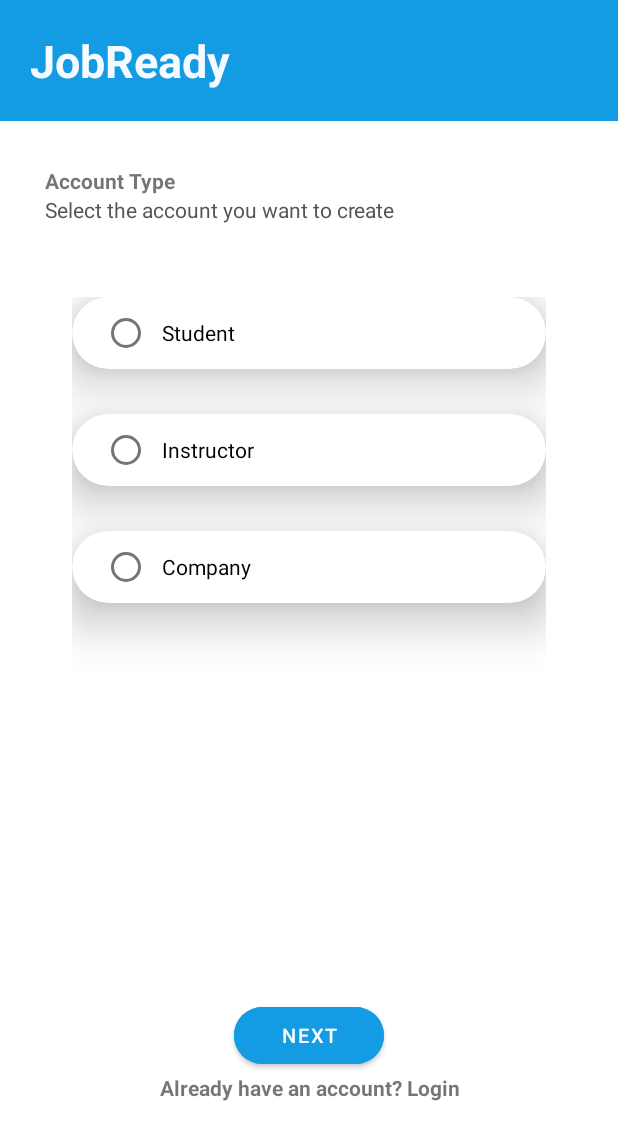
After one commit to MarilynHb/JobReadyDraft, an Android app: the layout activity_account_type.xml on its own in the app's theme, with its tools: preview values and no code run, on a phone screen of 412 x 824 dp. The commit adds this screen. Shown: the top 1140 px of the screen. Run offline under Robolectric (Android 15) with nearby library versions, the phone set to English and light mode, and no system bars.

Commit message:
add activity_account_type.xml.xml

```diff
--- a/app/src/main/AndroidManifest.xml
+++ b/app/src/main/AndroidManifest.xml
@@ -1,6 +1,6 @@
 <?xml version="1.0" encoding="utf-8"?>
 <manifest xmlns:android="http://schemas.android.com/apk/res/android"
-    xmlns:tools="http://schemas.android.com/tools">
+    xmlns:tools="http://schemas.android.com/tools" >
 
     <application
         android:allowBackup="true"
@@ -10,10 +10,10 @@
         android:label="@string/app_name"
         android:supportsRtl="true"
         android:theme="@style/Theme.JobReadyDraft"
-        tools:targetApi="31">
+        tools:targetApi="31" >
         <activity
             android:name=".MainActivity"
-            android:exported="true">
+            android:exported="true" >
             <intent-filter>
                 <action android:name="android.intent.action.MAIN" />
 
--- /dev/null
+++ b/app/src/main/java/com/example/jobreadydraft/AccountTypeActivity.java
@@ -0,0 +1,4 @@
+package com.example.jobreadydraft;
+
+public class AccountTypeActivity {
+}
--- /dev/null
+++ b/app/src/main/res/drawable/ic_baseline_check_circle_outline_24.xml
@@ -0,0 +1,5 @@
+<vector android:height="24dp" android:tint="#139BE4"
+    android:viewportHeight="24" android:viewportWidth="24"
+    android:width="24dp" xmlns:android="http://schemas.android.com/apk/res/android">
+    <path android:fillColor="@android:color/white" android:pathData="M16.59,7.58L10,14.17l-3.59,-3.58L5,12l5,5 8,-8zM12,2C6.48,2 2,6.48 2,12s4.48,10 10,10 10,-4.48 10,-10S17.52,2 12,2zM12,20c-4.42,0 -8,-3.58 -8,-8s3.58,-8 8,-8 8,3.58 8,8 -3.58,8 -8,8z"/>
+</vector>
--- /dev/null
+++ b/app/src/main/res/layout/activity_account_type.xml
@@ -0,0 +1,134 @@
+<?xml version="1.0" encoding="utf-8"?>
+<LinearLayout
+    xmlns:android="http://schemas.android.com/apk/res/android"
+    xmlns:app="http://schemas.android.com/apk/res-auto"
+    xmlns:tools="http://schemas.android.com/tools"
+    android:layout_width="match_parent"
+    android:layout_height="match_parent"
+    android:orientation="vertical"
+    tools:context=".LoginActivity">
+
+    <com.google.android.material.navigation.NavigationView
+        android:layout_width="match_parent"
+        android:layout_height="wrap_content"
+        android:minHeight="20dp"
+        android:background="@color/celestial_blue"
+        android:padding="20dp">
+
+        <TextView
+            android:layout_width="match_parent"
+            android:layout_height="match_parent"
+            android:text="@string/app_name"
+            android:textColor="@color/alice_blue"
+            android:textSize="30dp"
+            android:textStyle="bold"/>
+
+    </com.google.android.material.navigation.NavigationView>
+
+
+    <LinearLayout
+        android:layout_width="match_parent"
+        android:layout_height="wrap_content"
+        android:layout_gravity="center_horizontal"
+        android:orientation="vertical"
+        android:layout_marginTop="30dp">
+
+        <TextView
+            android:layout_width="match_parent"
+            android:layout_height="wrap_content"
+            android:layout_marginLeft="30dp"
+            android:text="Account Type"
+            android:textStyle="bold"/>
+
+        <TextView
+            android:layout_width="match_parent"
+            android:layout_height="20dp"
+            android:layout_marginLeft="30dp"
+            android:text="Select the account you want to create"
+            android:textColor="@color/davy_gray"
+            />
+
+    </LinearLayout>
+
+    <RadioGroup
+        android:layout_width="match_parent"
+        android:layout_height="346dp"
+        android:layout_margin="40dp"
+        android:layout_marginLeft="20dp"
+        android:padding="8dp">
+
+        <androidx.cardview.widget.CardView
+            android:layout_width="match_parent"
+            android:layout_height="wrap_content"
+            android:background="@drawable/custom_edittext"
+            app:cardCornerRadius="30dp"
+            app:cardElevation="20dp">
+
+            <RadioButton
+                android:id="@+id/accountTypeStudent"
+                android:layout_width="match_parent"
+                android:layout_height="match_parent"
+                android:layout_marginLeft="20dp"
+                android:padding="8dp"
+                android:text="Student" />
+        </androidx.cardview.widget.CardView>
+
+        <androidx.cardview.widget.CardView
+            android:layout_width="match_parent"
+            android:layout_height="wrap_content"
+            android:layout_marginTop="30dp"
+            android:background="@drawable/custom_edittext"
+            app:cardCornerRadius="30dp"
+            app:cardElevation="20dp">
+
+            <RadioButton
+                android:id="@+id/accountTypeInstructor"
+                android:layout_width="match_parent"
+                android:layout_height="match_parent"
+                android:layout_marginLeft="20dp"
+                android:padding="8dp"
+                android:text="Instructor" />
+        </androidx.cardview.widget.CardView>
+
+        <androidx.cardview.widget.CardView
+            android:layout_width="match_parent"
+            android:layout_height="wrap_content"
+            android:layout_marginTop="30dp"
+            android:background="@drawable/custom_edittext"
+            app:cardCornerRadius="30dp"
+            app:cardElevation="20dp">
+
+            <RadioButton
+                android:id="@+id/accountTypeCompany"
+                android:layout_width="match_parent"
+                android:layout_height="match_parent"
+                android:layout_marginLeft="20dp"
+                android:padding="8dp"
+                android:text="Company" />
+        </androidx.cardview.widget.CardView>
+    </RadioGroup>
+
+    <LinearLayout
+        android:layout_width="match_parent"
+        android:layout_height="match_parent"
+        android:orientation="vertical"
+        android:gravity="center">
+
+        <Button
+            android:id="@+id/loginButton"
+            android:layout_width="100dp"
+            android:layout_height="50dp"
+            android:backgroundTint="@color/celestial_blue"
+            android:text="Next"
+            android:textSize="13sp"
+            app:cornerRadius="20dp" />
+        <TextView
+            android:layout_width="match_parent"
+            android:layout_height="wrap_content"
+            android:text="Already have an account? Login"
+            android:textAlignment="center"
+            android:textSize="14sp"
+            android:textStyle="bold"/>
+
+    </LinearLayout>
+</LinearLayout>
--- a/app/src/main/res/values/strings.xml
+++ b/app/src/main/res/values/strings.xml
@@ -1,3 +1,12 @@
 <resources>
     <string name="app_name">JobReady</string>
+    <string name="title_activity_login2">LoginActivity2</string>
+    <string name="prompt_email">Email</string>
+    <string name="prompt_password">Password</string>
+    <string name="action_sign_in">Sign in or register</string>
+    <string name="action_sign_in_short">Sign in</string>
+    <string name="welcome">"Welcome !"</string>
+    <string name="invalid_username">Not a valid username</string>
+    <string name="invalid_password">Password must be >5 characters</string>
+    <string name="login_failed">"Login failed"</string>
 </resources>
```
